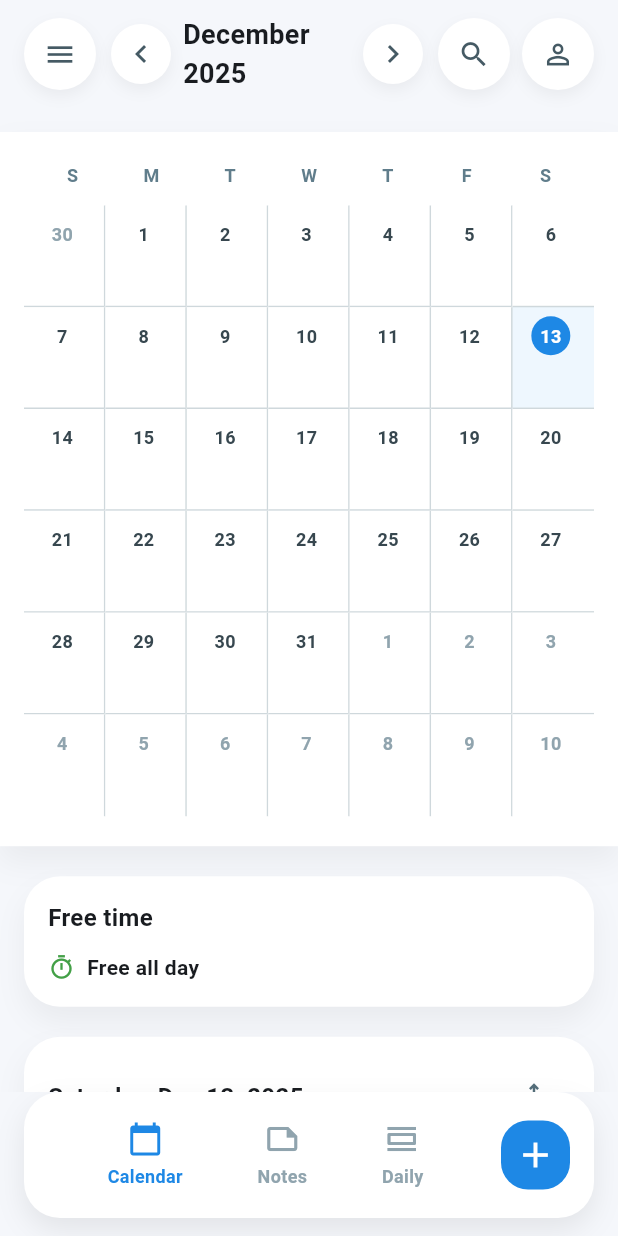
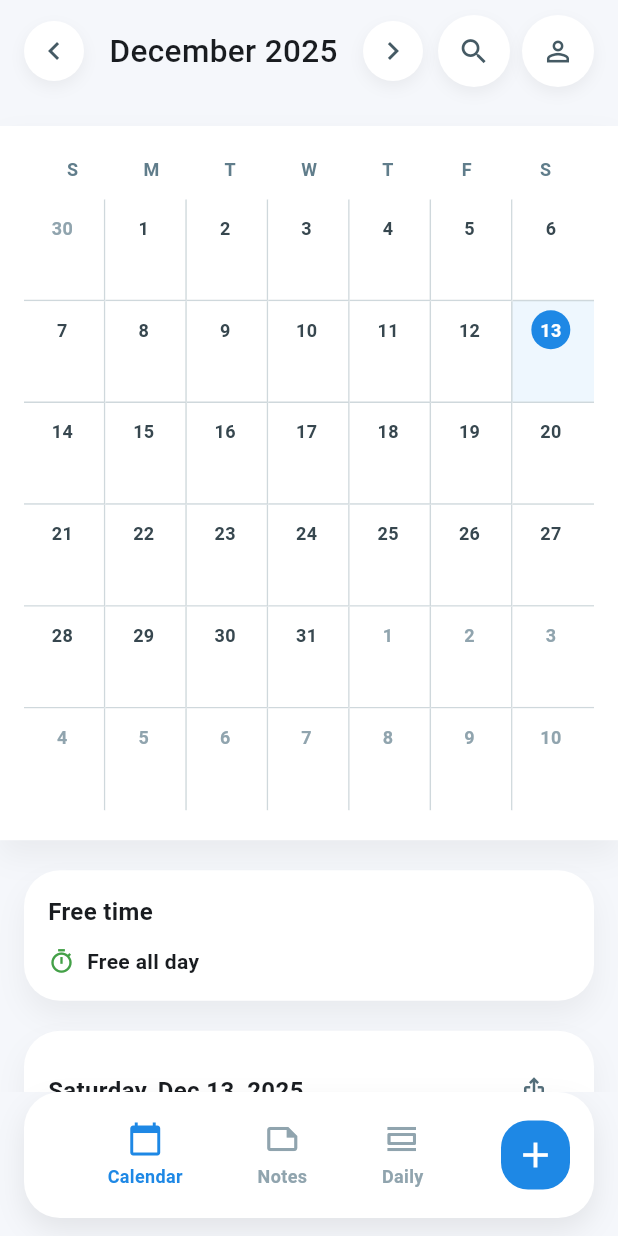
Before and after one commit to ljay-briss/Simple_Calendar, a Flutter app: the screen it shows after launch, on a phone screen of 412 x 824 dp. Run offline on Flutter 3.47's test engine with Material 3 defaults, Android fonts, the light colour scheme and no system bars; our stand-ins replace shared_preferences.

Commit message:
Valid Checkpointe

```diff
--- a/lib/main.dart
+++ b/lib/main.dart
@@ -1343,9 +1343,6 @@ Widget _buildCompactCalendarHeader() {
       padding: const EdgeInsets.fromLTRB(16, 10, 16, 10),
       child: Row(
         children: [
-          _buildIconButton(Icons.menu, () {}),
-
-          const SizedBox(width: 10),
 
           _RoundedArrowButton(
             icon: Icons.chevron_left,
@@ -1366,8 +1363,8 @@ Widget _buildCompactCalendarHeader() {
               child: Text(
                 monthLabel,
                 style: const TextStyle(
-                  fontSize: 18,
-                  fontWeight: FontWeight.w700,
+                  fontSize: 21,
+                  fontWeight: FontWeight.w500,
                 ),
               ),
             ),
```
